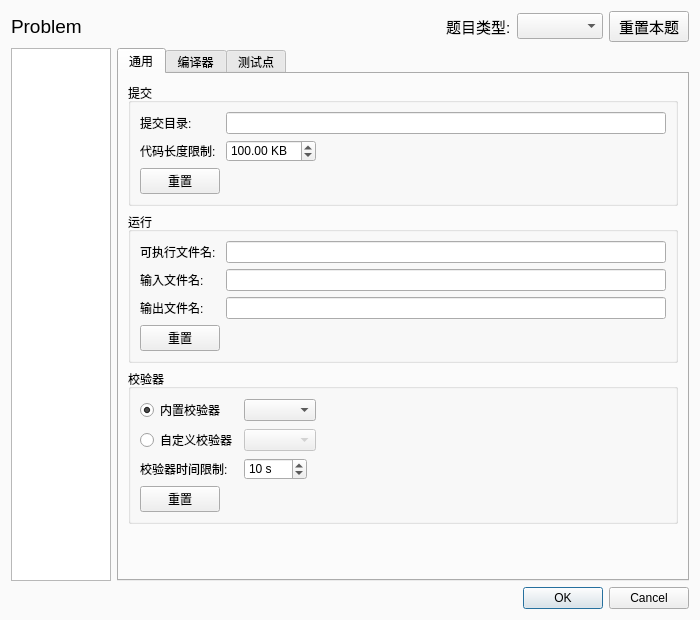
sxyzccr/CCR-Plus, file src/forms/advancedconfiguredialog.ui: the form before one commit.
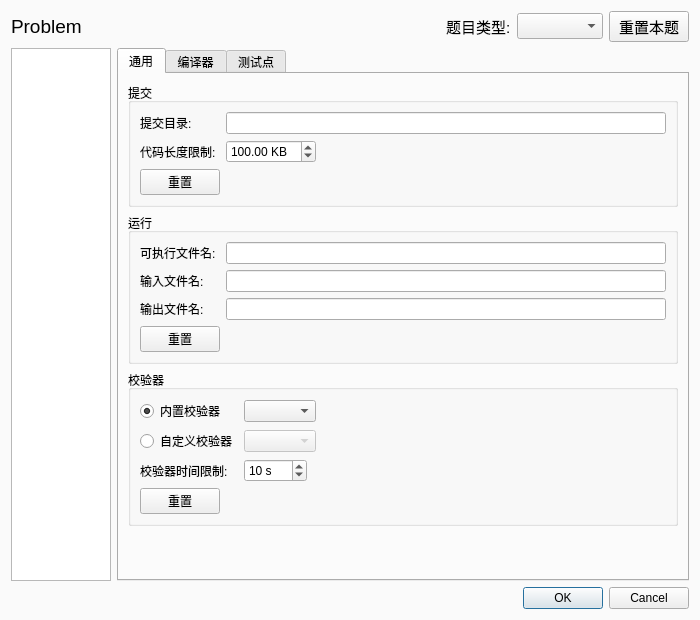
The form after the commit. The open tabs and pages were chosen to show the change. Custom widgets are drawn as their Qt base class.

```diff
--- a/src/forms/advancedconfiguredialog.ui
+++ b/src/forms/advancedconfiguredialog.ui
@@ -165,7 +165,7 @@
             <property name="minimumSize">
              <size>
               <width>0</width>
-              <height>20</height>
+              <height>23</height>
              </size>
             </property>
             <property name="suffix">
@@ -296,7 +296,7 @@
             <property name="minimumSize">
              <size>
               <width>0</width>
-              <height>20</height>
+              <height>23</height>
              </size>
             </property>
             <property name="suffix">
```
Left out of the diff: 2 changed lines with no effect on the pictures.
